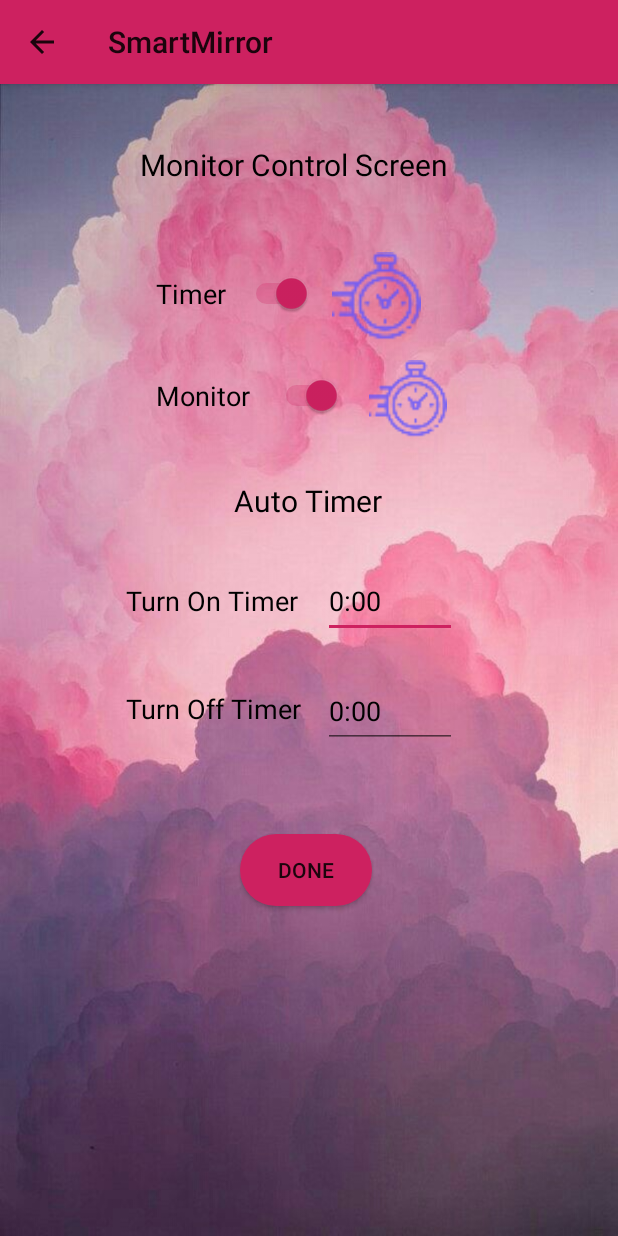
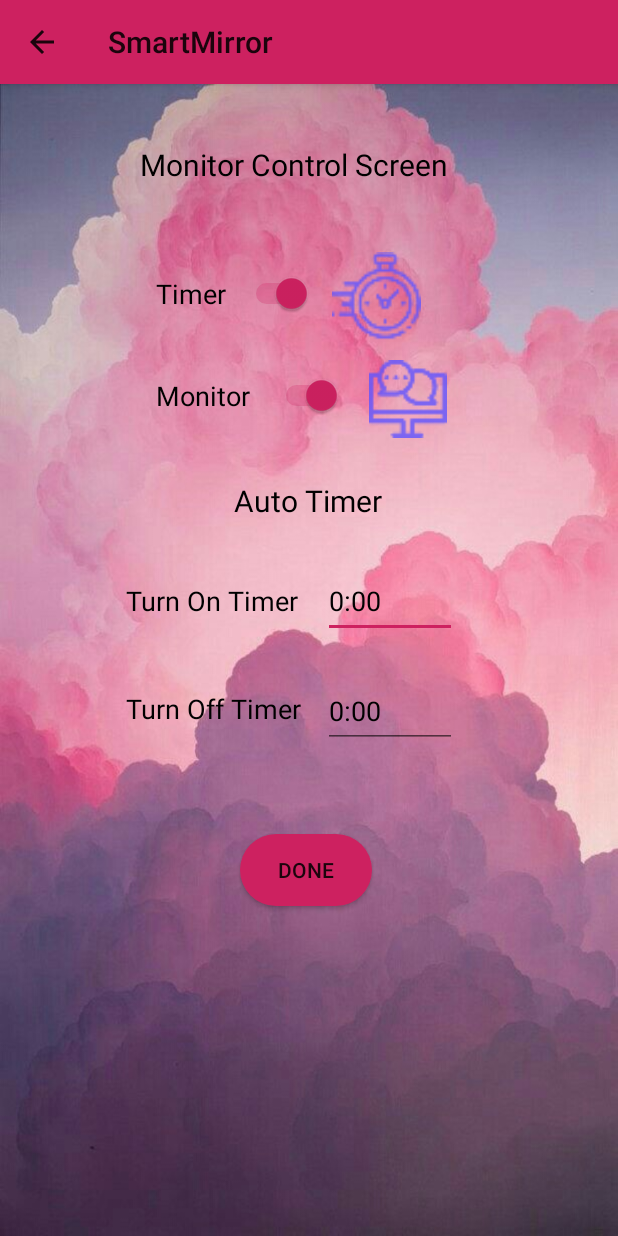
Before and after one commit to Trung28899/SmartMirrorApp, an Android app: the MonitorControlScreenActivity screen opened directly, with no data from a screen before it, after a tap on "Monitor", on a phone screen of 412 x 824 dp. Run offline under Robolectric (Android 15) with nearby library versions, the phone set to English and light mode, and no system bars; our stand-ins replace Firebase (no records; nobody signed in at launch, a user with empty details on screens opened directly); 4 statements that could not run were skipped; 1 other tap on this screen came first.

Commit message:
Fix database loader information image

```diff
--- a/smartmirror/src/main/java/smart/mirror/MonitorControlScreenActivity.java
+++ b/smartmirror/src/main/java/smart/mirror/MonitorControlScreenActivity.java
@@ -75,7 +75,7 @@ public class MonitorControlScreenActivity extends AppCompatActivity implements V
     private TimePickerDialog picker4;
     private EditText eText3;
     private EditText eText4;
-    private ImageView img1, img2;
+    private ImageView img3, img4;
     private DatabaseReference monitorDatabase;
 
 
@@ -86,8 +86,8 @@ public class MonitorControlScreenActivity extends AppCompatActivity implements V
         Toolbar myToolbar = (Toolbar) findViewById(R.id.toolbar);
         switchMonitor = (Switch) findViewById(R.id.switchTimeMonitor);
         switchSensorMonitor = (Switch) findViewById(R.id.switchSensorMonitor);
-        img1 = (ImageView) findViewById(R.id.imageView29);
-        img2 = (ImageView) findViewById(R.id.imageView30);
+        img3 = (ImageView) findViewById(R.id.imageView29);
+        img4 = (ImageView) findViewById(R.id.imageView30);
         buttonUpdate = (Button) findViewById(R.id.buttonUpdate);
         eText3=(EditText) findViewById(R.id.editText3);
         eText3.setInputType(InputType.TYPE_NULL);
@@ -100,8 +100,8 @@ public class MonitorControlScreenActivity extends AppCompatActivity implements V
         monitorDatabase = FirebaseDatabase.getInstance().getReference("Mirror_Serial_Numbers/"+mirrorSerial+"/Monitor");
 
 
-        img1.setImageDrawable(getDrawable(R.drawable.timeoff));
-        img2.setImageDrawable(getDrawable(R.drawable.computeroff));
+        img3.setImageDrawable(getDrawable(R.drawable.timeoff));
+        img4.setImageDrawable(getDrawable(R.drawable.computeroff));
 
 
         buttonUpdate.setOnClickListener(this);
@@ -134,11 +134,11 @@ public class MonitorControlScreenActivity extends AppCompatActivity implements V
         }
 
         if (v == switchMonitor){
-            setImg(img1, switchMonitor);
+            setImg3(img3, switchMonitor);
         }
 
         if(v == switchSensorMonitor){
-            setImg(img2, switchSensorMonitor);
+            setImg4(img4, switchSensorMonitor);
         }
 
         if(v == eText3){
@@ -172,11 +172,18 @@ public class MonitorControlScreenActivity extends AppCompatActivity implements V
         }
     }
 
-    private void setImg(ImageView img1, Switch switchMonitor) {
+    private void setImg3(ImageView img3, Switch switchMonitor) {
         if (switchMonitor.isChecked()){
-            img1.setImageDrawable(getDrawable(R.drawable.timeon));
+            img3.setImageDrawable(getDrawable(R.drawable.timeon));
         } else {
-            img1.setImageDrawable(getDrawable(R.drawable.timeoff));
+            img3.setImageDrawable(getDrawable(R.drawable.timeoff));
+        }
+    }
+    private void setImg4(ImageView img4, Switch switchSensorMonitor) {
+        if (switchSensorMonitor.isChecked()){
+            img4.setImageDrawable(getDrawable(R.drawable.computeron));
+        } else {
+            img4.setImageDrawable(getDrawable(R.drawable.computeroff));
         }
     }
 
@@ -196,8 +203,8 @@ public class MonitorControlScreenActivity extends AppCompatActivity implements V
                 switchSensorMonitor.setChecked(Boolean.parseBoolean(monitor.getMonitorState()));
                 eText3.setText(monitor.getTimeOn());
                 eText4.setText(monitor.getTimeOff());
-                setImg(img1, switchMonitor);
-                setImg(img2, switchSensorMonitor);
+                setImg3(img3, switchMonitor);
+                setImg4(img4, switchSensorMonitor);
             }
 
             @Override
```
Also changed, not shown: smartmirror/src/main/java/smart/mirror/ControlLedScreenActivity.java (+16 -8 lines), smartmirror/src/main/java/smart/mirror/SpeakerControlScreenActivity.java (+29 -29 lines).
